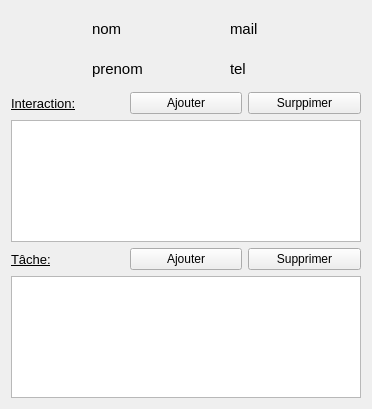
Above: interfaces/ficheContact.ui from Gibus21250/CDAA before the change. Below: the same form after it.
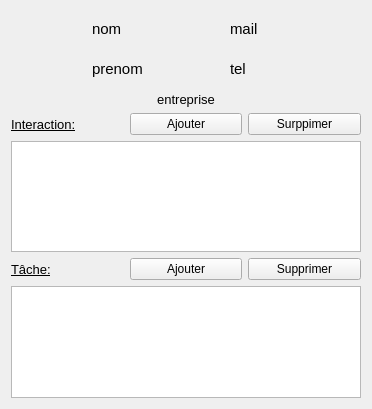
That is the form after the change.

Patch:
```diff
--- a/interfaces/ficheContact.ui
+++ b/interfaces/ficheContact.ui
@@ -10,6 +10,11 @@
     <height>409</height>
    </rect>
   </property>
+  <property name="font">
+   <font>
+    <italic>false</italic>
+   </font>
+  </property>
   <property name="windowTitle">
    <string>Form</string>
   </property>
@@ -95,6 +100,22 @@
        </item>
       </layout>
      </item>
+     <item>
+      <widget class="QLabel" name="l_entreprise">
+       <property name="font">
+        <font>
+         <pointsize>10</pointsize>
+         <italic>false</italic>
+        </font>
+       </property>
+       <property name="text">
+        <string>entreprise</string>
+       </property>
+       <property name="alignment">
+        <set>Qt::AlignCenter</set>
+       </property>
+      </widget>
+     </item>
     </layout>
    </item>
    <item>
@@ -106,6 +127,7 @@
          <property name="font">
           <font>
            <pointsize>10</pointsize>
+           <italic>false</italic>
            <underline>true</underline>
           </font>
          </property>
@@ -144,6 +166,7 @@
          <property name="font">
           <font>
            <pointsize>10</pointsize>
+           <italic>false</italic>
            <underline>true</underline>
           </font>
          </property>
```
Left out of the diff: 4 changed lines with no effect on the pictures.
